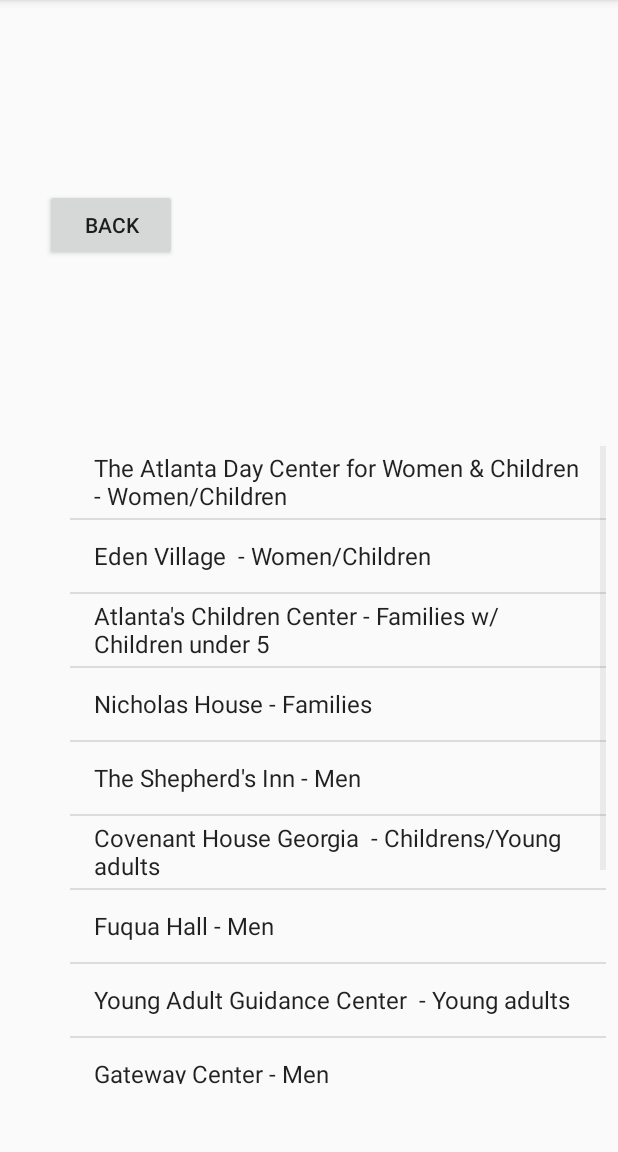
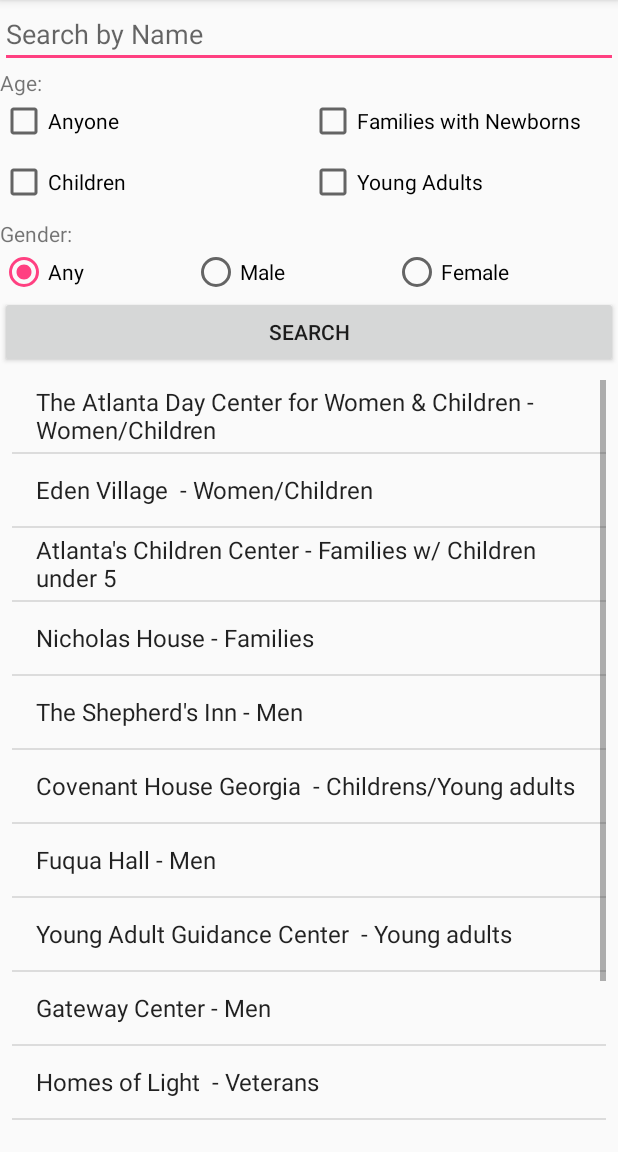
Before and after one commit to JAGAD51/BuzzShelter, an Android app: the ViewShelterActivity screen opened directly, with no data from a screen before it, on a phone screen of 412 x 824 dp, the part 84-1236 px from its top. Run offline under Robolectric (Android 15) with nearby library versions, the phone set to English and light mode, and no system bars.

Commit message:
search by gender
implemented search feature for gender in view shelters page

```diff
--- a/app/src/main/java/com/buzzshelter/Controllers/MainActivity.java
+++ b/app/src/main/java/com/buzzshelter/Controllers/MainActivity.java
@@ -42,6 +42,7 @@ public class MainActivity extends AppCompatActivity {
             public void onClick(View view) {
                 Intent intent = new Intent(getBaseContext(), WelcomeActivity.class);
                 startActivity(intent);
+                finish();
             }
         });
     }
--- a/app/src/main/java/com/buzzshelter/Controllers/ViewShelterActivity.java
+++ b/app/src/main/java/com/buzzshelter/Controllers/ViewShelterActivity.java
@@ -9,7 +9,11 @@ import android.widget.AdapterView;
 import android.widget.AdapterView.OnItemClickListener;
 import android.widget.ArrayAdapter;
 import android.widget.Button;
+import android.widget.EditText;
 import android.widget.ListView;
+import android.widget.RadioButton;
+import android.widget.RadioGroup;
+import android.widget.Toast;
 
 import com.buzzshelter.Model.Model;
 import com.buzzshelter.Model.Shelter;
@@ -24,22 +28,51 @@ import java.util.ArrayList;
 public class ViewShelterActivity extends AppCompatActivity implements OnItemClickListener {
 
     private ArrayList<Shelter> list = new ArrayList<Shelter>(Model.getInstance().getShelterList().values());
+    private RadioGroup radioGroup;
+    private RadioButton radioButton;
+    private Button searchButton;
+    private String gender;
+    private int selectedId;
 
     @Override
     protected void onCreate(Bundle savedInstanceState) {
         super.onCreate(savedInstanceState);
         setContentView(R.layout.activity_shelterview);
 
-        Button backButton = (Button) findViewById(R.id.back);
+        //Button backButton = (Button) findViewById(R.id.back);
 
-        backButton.setOnClickListener(new View.OnClickListener() {
+//        backButton.setOnClickListener(new View.OnClickListener() {
+//            @Override
+//            public void onClick(View view) {
+//                Intent intent = new Intent(getBaseContext(), MainActivity.class);
+//                startActivity(intent);
+//            }
+//        });
+
+        loadShelters();
+
+        //create search button and define its functionality
+        searchButton = (Button) findViewById(R.id.searchBtn);
+
+        radioGroup = (RadioGroup) findViewById(R.id.radioGender);
+
+        searchButton.setOnClickListener(new View.OnClickListener() {
             @Override
             public void onClick(View view) {
-                Intent intent = new Intent(getBaseContext(), MainActivity.class);
-                startActivity(intent);
+                selectedId = radioGroup.getCheckedRadioButtonId();
+                if (selectedId != -1) {
+                    radioButton = (RadioButton) findViewById(selectedId);
+                    gender = radioButton.getText().toString();
+                    if (gender != null) {
+                        list = new ArrayList<Shelter>(Model.getInstance().getFilteredResults(gender).values());
+                        loadShelters();
+                    }
+                }
             }
         });
+    }
 
+        private void loadShelters() {
             //shows a list of all the shelters in the database using their toString representation
             ListView shelterList = (ListView) findViewById(R.id.shelterData);
             ArrayAdapter<Shelter> shelterAdapter =
@@ -47,6 +80,7 @@ public class ViewShelterActivity extends AppCompatActivity implements OnItemClic
             shelterList.setAdapter(shelterAdapter);
             shelterList.setOnItemClickListener(this);
         }
+
         //displays detailed info about a shelter if you click on it
         public void onItemClick(AdapterView<?> l, View v, int position, long id) {
             Intent intent = new Intent();
--- a/app/src/main/java/com/buzzshelter/Model/Model.java
+++ b/app/src/main/java/com/buzzshelter/Model/Model.java
@@ -64,4 +64,18 @@ private HashMap<String, Shelter> _shelterList;
     public HashMap getShelterList() {
         return _shelterList;
     }
+
+    public HashMap getFilteredResults(String gender) {
+        HashMap<String, Shelter> filteredResults = new HashMap<>();
+        ArrayList<Shelter> shelters = new ArrayList<>(_shelterList.values());
+        for (Shelter shelter : shelters) {
+            String restrictions = shelter.getRestrictions();
+            if (gender.equals("Female") && restrictions.indexOf("Men") == -1
+                || gender.equals("Male") && restrictions.indexOf("Women") == -1
+                || gender.equals("Any")) {
+                filteredResults.put(shelter.getName(), shelter);
+            }
+        }
+        return filteredResults;
+    }
 }
--- a/app/src/main/res/layout/activity_shelterview.xml
+++ b/app/src/main/res/layout/activity_shelterview.xml
@@ -6,10 +6,122 @@
     android:layout_height="match_parent"
     tools:context="com.example.tonyzhang.buzzshelter.com.buzzshelter.Controllers.MainActivity">
 
+    <LinearLayout
+        android:layout_width="match_parent"
+        android:layout_height="match_parent"
+        android:orientation="vertical">
+
+        <EditText
+            android:layout_width="match_parent"
+            android:layout_height="wrap_content"
+            android:ems="10"
+            android:hint="Search by Name"
+            android:inputType="textPersonName" />
+
+        <TextView
+            android:layout_width="match_parent"
+            android:layout_height="wrap_content"
+            android:text="Age:" />
+
+        <LinearLayout
+            android:layout_width="match_parent"
+            android:layout_height="81dp"
+            android:orientation="vertical">
+
+            <LinearLayout
+                android:layout_width="match_parent"
+                android:layout_height="match_parent"
+                android:layout_weight="1"
+                android:orientation="horizontal">
+
+                <CheckBox
+                    android:layout_width="match_parent"
+                    android:layout_height="wrap_content"
+                    android:layout_weight="1"
+                    android:text="Anyone" />
+
+                <CheckBox
+                    android:id="@+id/newborns"
+                    android:layout_width="match_parent"
+                    android:layout_height="wrap_content"
+                    android:layout_weight="1"
+                    android:text="Families with Newborns" />
+            </LinearLayout>
+
+            <LinearLayout
+                android:layout_width="match_parent"
+                android:layout_height="match_parent"
+                android:layout_weight="1"
+                android:orientation="horizontal">
+
+                <CheckBox
+                    android:layout_width="match_parent"
+                    android:layout_height="wrap_content"
+                    android:layout_weight="1"
+                    android:text="Children" />
+
+                <CheckBox
+                    android:layout_width="match_parent"
+                    android:layout_height="wrap_content"
+                    android:layout_weight="1"
+                    android:text="Young Adults" />
+            </LinearLayout>
+
+        </LinearLayout>
+
+        <TextView
+            android:id="@+id/textView4"
+            android:layout_width="match_parent"
+            android:layout_height="wrap_content"
+            android:text="Gender:" />
+
+        <LinearLayout
+            android:layout_width="match_parent"
+            android:layout_height="wrap_content"
+            android:orientation="horizontal">
+
+            <RadioGroup
+                android:id="@+id/radioGender"
+                android:layout_width="167dp"
+                android:layout_height="match_parent"
+                android:layout_weight="1"
+                android:orientation="horizontal">
+
+                <RadioButton
+                    android:id="@+id/radioAny"
+                    android:layout_width="wrap_content"
+                    android:layout_height="wrap_content"
+                    android:layout_weight="1"
+                    android:checked="true"
+                    android:text="Any" />
+
+                <RadioButton
+                    android:id="@+id/radioMale"
+                    android:layout_width="wrap_content"
+                    android:layout_height="wrap_content"
+                    android:layout_weight="1"
+                    android:text="Male" />
+
+                <RadioButton
+                    android:id="@+id/radioFemale"
+                    android:layout_width="wrap_content"
+                    android:layout_height="wrap_content"
+                    android:layout_weight="1"
+                    android:text="Female" />
+            </RadioGroup>
+
+        </LinearLayout>
+
+        <Button
+            android:id="@+id/searchBtn"
+            android:layout_width="match_parent"
+            android:layout_height="wrap_content"
+            android:text="Search" />
+
         <ListView
             android:id="@+id/shelterData"
-        android:layout_width="357dp"
-        android:layout_height="425dp"
+            android:layout_width="match_parent"
+            android:layout_height="match_parent"
             android:layout_marginBottom="8dp"
             android:layout_marginEnd="8dp"
             android:layout_marginStart="8dp"
@@ -20,18 +132,6 @@
             app:layout_constraintStart_toStartOf="parent"
             app:layout_constraintTop_toTopOf="parent"
             app:layout_constraintVertical_bias="0.885" />
+    </LinearLayout>
 
-    <Button
-        android:id="@+id/back"
-        android:layout_width="wrap_content"
-        android:layout_height="wrap_content"
-        android:layout_marginBottom="14dp"
-        android:layout_marginEnd="280dp"
-        android:layout_marginStart="16dp"
-        android:layout_marginTop="16dp"
-        android:text="Back"
-        app:layout_constraintBottom_toTopOf="@+id/shelterData"
-        app:layout_constraintEnd_toEndOf="parent"
-        app:layout_constraintStart_toStartOf="parent"
-        app:layout_constraintTop_toTopOf="parent" />
 </android.support.constraint.ConstraintLayout>
```
Lines whose indentation alone changed are shown as unchanged.
